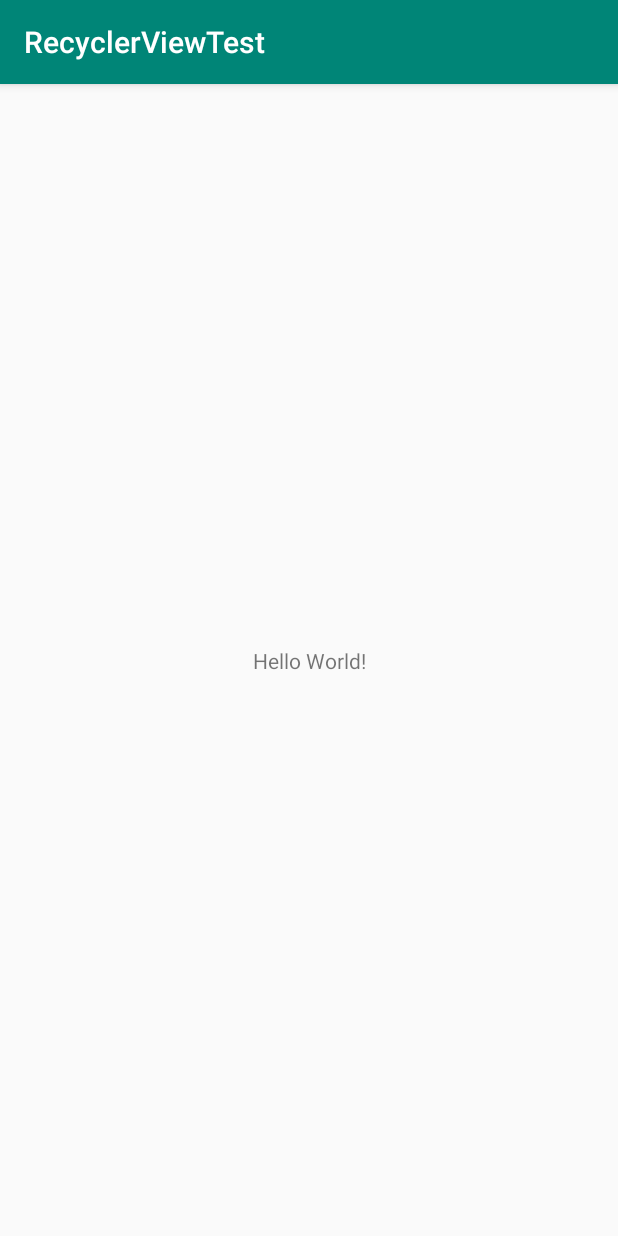
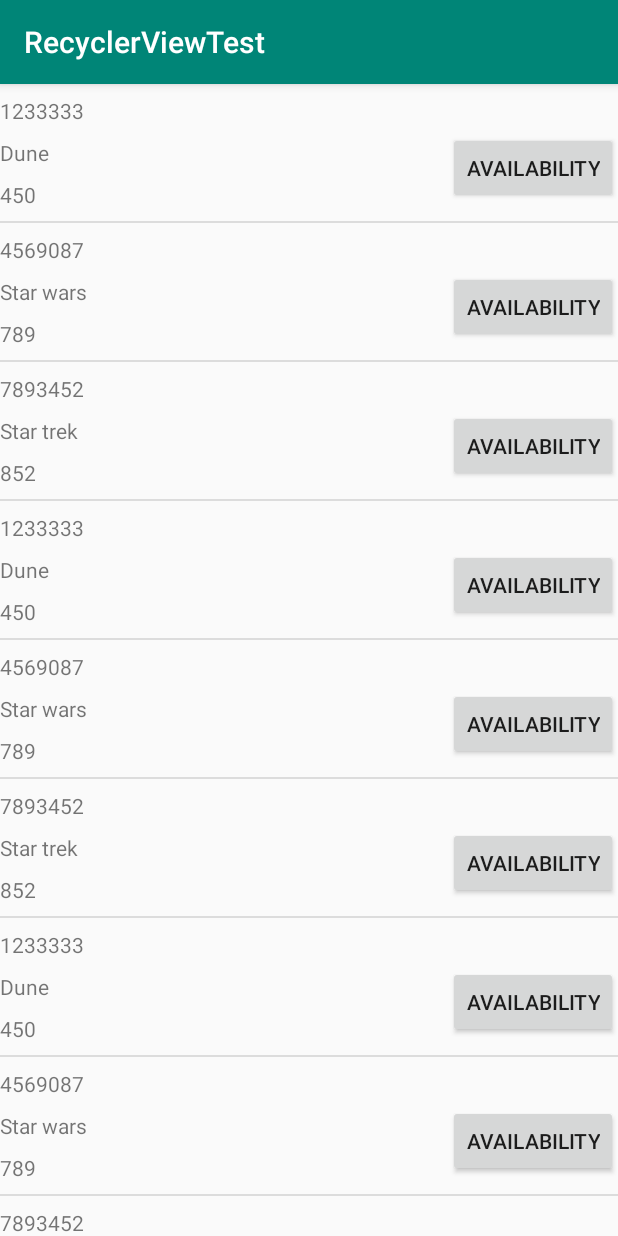
Before and after one commit to zhenqianfeng/RecyclerViewTest, an Android app: the screen it shows after launch (MainActivity), on a phone screen of 412 x 824 dp. Run offline under Robolectric (Android 15) with nearby library versions, the phone set to English and light mode, and no system bars.

Commit message:
class activity test

```diff
--- /dev/null
+++ b/app/src/main/java/com/example/recyclerviewtest/BookAdapter.java
@@ -0,0 +1,64 @@
+package com.example.recyclerviewtest;
+
+import android.service.autofill.TextValueSanitizer;
+import android.support.annotation.NonNull;
+import android.support.v7.widget.RecyclerView;
+import android.view.LayoutInflater;
+import android.view.View;
+import android.view.ViewGroup;
+import android.widget.Button;
+import android.widget.TextView;
+import android.widget.Toast;
+
+import java.util.List;
+
+public class BookAdapter extends RecyclerView.Adapter<BookAdapter.MyViewHolder>{
+
+    List<Book> bookList;
+
+    class MyViewHolder extends RecyclerView.ViewHolder{
+        TextView name, pages, isbn;
+        Button b;
+
+        MyViewHolder(View view) {
+            super(view);
+            name = view.findViewById(R.id.txt_name);
+            pages = view.findViewById(R.id.txt_page);
+            isbn = view.findViewById(R.id.txt_ISBN);
+            b = view.findViewById(R.id.btn_test);
+        }
+    }
+
+    BookAdapter(List<Book> bookList) {this.bookList = bookList;}
+
+    @NonNull
+    @Override
+    public MyViewHolder onCreateViewHolder(@NonNull ViewGroup viewGroup, int i) {
+        View itemView = LayoutInflater.from(viewGroup.getContext()).inflate(R.layout.book_row, viewGroup,false);
+        return new MyViewHolder(itemView);
+    }
+
+    @Override
+    public void onBindViewHolder(@NonNull final BookAdapter.MyViewHolder viewHolder, int i) {
+        final Book book=bookList.get(i);
+        viewHolder.name.setText(book.getName());
+        viewHolder.pages.setText(book.getPage()+"");
+        viewHolder.isbn.setText(book.getISBN()+"");
+
+        viewHolder.b.setOnClickListener(new View.OnClickListener() {
+            String showMsg;
+            @Override
+            public void onClick(View v) {
+                if(book.isLent())showMsg = "Not available";
+                else showMsg = "Available";
+                Toast.makeText(v.getContext(),showMsg,Toast.LENGTH_LONG).show();
+            }
+        });
+    }
+
+    @Override
+    public int getItemCount() {
+        return this.bookList.size();
+    }
+
+}
--- a/app/src/main/java/com/example/recyclerviewtest/MainActivity.java
+++ b/app/src/main/java/com/example/recyclerviewtest/MainActivity.java
@@ -2,12 +2,57 @@ package com.example.recyclerviewtest;
 
 import android.support.v7.app.AppCompatActivity;
 import android.os.Bundle;
+import android.support.v7.widget.DefaultItemAnimator;
+import android.support.v7.widget.DividerItemDecoration;
+import android.support.v7.widget.LinearLayoutManager;
+import android.support.v7.widget.RecyclerView;
+import android.widget.Button;
+
+import java.util.ArrayList;
+import java.util.List;
 
 public class MainActivity extends AppCompatActivity {
+
+    private List<Book> bookList = new ArrayList<>();
+    private BookAdapter ba;
 
     @Override
     protected void onCreate(Bundle savedInstanceState) {
         super.onCreate(savedInstanceState);
         setContentView(R.layout.activity_main);
+
+        RecyclerView recyclerView = findViewById(R.id.recycler_view);
+        ba = new BookAdapter(bookList);
+        RecyclerView.LayoutManager layoutManager = new LinearLayoutManager(getApplicationContext());
+        recyclerView.setLayoutManager(layoutManager);
+        recyclerView.setItemAnimator(new DefaultItemAnimator());
+        recyclerView.addItemDecoration(new DividerItemDecoration(this,LinearLayoutManager.VERTICAL));
+        recyclerView.setAdapter(ba);
+        bookList.addAll(generatedData());
+    }
+
+    protected ArrayList<Book> generatedData(){
+        ArrayList<Book> alb = new ArrayList<>();
+        Book b;
+
+        b=new Book(1233333,"Dune",450,false);
+        alb.add(b);
+        b=new Book(4569087,"Star wars",789,true);
+        alb.add(b);
+        b=new Book(7893452,"Star trek",852,false);
+        alb.add(b);
+        b=new Book(1233333,"Dune",450,false);
+        alb.add(b);
+        b=new Book(4569087,"Star wars",789,true);
+        alb.add(b);
+        b=new Book(7893452,"Star trek",852,false);
+        alb.add(b);
+        b=new Book(1233333,"Dune",450,false);
+        alb.add(b);
+        b=new Book(4569087,"Star wars",789,true);
+        alb.add(b);
+        b=new Book(7893452,"Star trek",852,false);
+        alb.add(b);
+        return alb;
     }
 }
--- a/app/src/main/res/layout/activity_main.xml
+++ b/app/src/main/res/layout/activity_main.xml
@@ -6,13 +6,11 @@
     android:layout_height="match_parent"
     tools:context=".MainActivity">
 
-    <TextView
-        android:layout_width="wrap_content"
+    <android.support.v7.widget.RecyclerView
+        android:id="@+id/recycler_view"
+        android:layout_width="match_parent"
         android:layout_height="wrap_content"
-        android:text="Hello World!"
-        app:layout_constraintBottom_toBottomOf="parent"
-        app:layout_constraintLeft_toLeftOf="parent"
-        app:layout_constraintRight_toRightOf="parent"
+        app:layout_constraintStart_toStartOf="parent"
         app:layout_constraintTop_toTopOf="parent" />
 
 </android.support.constraint.ConstraintLayout>
--- a/app/src/main/res/layout/book_row.xml
+++ b/app/src/main/res/layout/book_row.xml
@@ -1,15 +1,15 @@
 <?xml version="1.0" encoding="utf-8"?>
-<android.support.constraint.ConstraintLayout
-    xmlns:android="http://schemas.android.com/apk/res/android"
+<android.support.constraint.ConstraintLayout xmlns:android="http://schemas.android.com/apk/res/android"
     xmlns:app="http://schemas.android.com/apk/res-auto"
     xmlns:tools="http://schemas.android.com/tools"
     android:layout_width="match_parent"
-    android:layout_height="match_parent">
+    android:layout_height="wrap_content">
 
     <TextView
         android:id="@+id/txt_ISBN"
         android:layout_width="wrap_content"
         android:layout_height="wrap_content"
+        android:layout_marginTop="8dp"
         android:text="TextView"
         app:layout_constraintStart_toStartOf="parent"
         app:layout_constraintTop_toTopOf="parent" />
@@ -18,7 +18,7 @@
         android:id="@+id/txt_name"
         android:layout_width="wrap_content"
         android:layout_height="wrap_content"
-        android:layout_marginTop="32dp"
+        android:layout_marginTop="36dp"
         android:text="TextView"
         app:layout_constraintStart_toStartOf="parent"
         app:layout_constraintTop_toTopOf="parent" />
@@ -28,7 +28,18 @@
         android:layout_width="wrap_content"
         android:layout_height="wrap_content"
         android:layout_marginTop="64dp"
+        android:layout_marginBottom="8dp"
         android:text="TextView"
+        app:layout_constraintBottom_toBottomOf="parent"
         app:layout_constraintStart_toStartOf="parent"
         app:layout_constraintTop_toTopOf="parent" />
+
+    <Button
+        android:id="@+id/btn_test"
+        android:layout_width="wrap_content"
+        android:layout_height="wrap_content"
+        android:layout_marginTop="32dp"
+        android:text="Availability"
+        app:layout_constraintEnd_toEndOf="parent"
+        app:layout_constraintTop_toTopOf="parent" />
 </android.support.constraint.ConstraintLayout>
```
